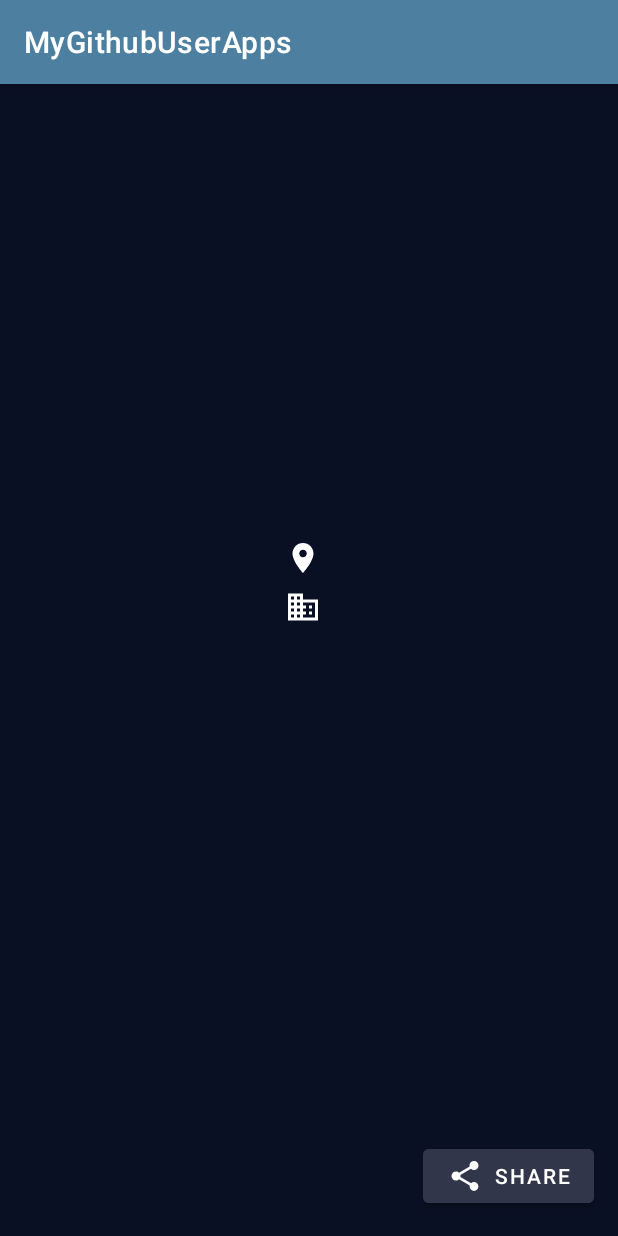
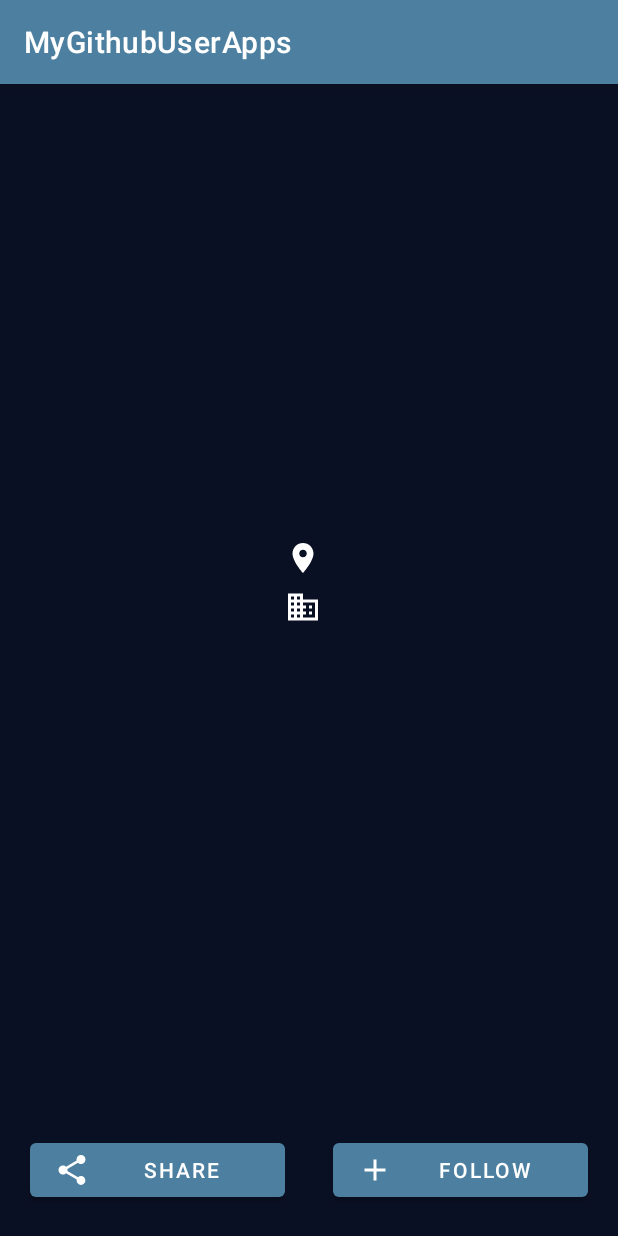
Before and after one commit to adityaids/MyGithubUserApps, an Android app: the ProfilActivity screen opened directly, with no data from a screen before it, on a phone screen of 412 x 824 dp. Run offline under Robolectric (Android 15) with nearby library versions, the phone set to English and light mode, and no system bars; our stand-ins replace CircleImageView.

Commit message:
new commit

```diff
--- /dev/null
+++ b/app/src/main/res/drawable/ic_add.xml
@@ -0,0 +1,5 @@
+<vector android:height="24dp" android:tint="#FFFFFF"
+    android:viewportHeight="24" android:viewportWidth="24"
+    android:width="24dp" xmlns:android="http://schemas.android.com/apk/res/android">
+    <path android:fillColor="@android:color/white" android:pathData="M19,13h-6v6h-2v-6H5v-2h6V5h2v6h6v2z"/>
+</vector>
--- a/app/src/main/res/layout/activity_profil.xml
+++ b/app/src/main/res/layout/activity_profil.xml
@@ -132,17 +132,36 @@
             tools:text="1000"/>
     </LinearLayout>
 
-    <Button
-        android:id="@+id/ic_share"
-        android:layout_width="wrap_content"
-        android:layout_height="48dp"
-        android:layout_marginEnd="16dp"
+    <LinearLayout
+        android:layout_width="match_parent"
+        android:layout_height="wrap_content"
+        android:orientation="horizontal"
+        android:padding="4dp"
         android:layout_marginBottom="16dp"
-        app:layout_constraintEnd_toEndOf="parent"
         app:layout_constraintBottom_toBottomOf="parent"
-        app:drawableLeftCompat="@drawable/ic_share"
-        android:drawablePadding="8dp"
-        android:text="@string/share"
-        android:textColor="@color/white"
-        android:backgroundTint="@color/primary_ligth"/>
+        app:layout_constraintStart_toStartOf="parent"
+        app:layout_constraintEnd_toEndOf="parent">
+
+        <Button
+            android:id="@+id/btn_share"
+            android:layout_width="140dp"
+            android:layout_height="48dp"
+            android:layout_weight="1"
+            android:layout_marginStart="16dp"
+            android:layout_marginEnd="16dp"
+            app:icon="@drawable/ic_share"
+            android:text="@string/share"
+            android:textColor="@color/white"/>
+
+        <Button
+            android:id="@+id/btn_follow"
+            android:layout_width="140dp"
+            android:layout_height="48dp"
+            android:layout_weight="1"
+            android:layout_marginStart="16dp"
+            android:layout_marginEnd="16dp"
+            app:icon="@drawable/ic_add"
+            android:text="@string/follow"
+            android:textColor="@color/white"/>
+    </LinearLayout>
 </androidx.constraintlayout.widget.ConstraintLayout>
--- a/app/src/main/res/values/strings.xml
+++ b/app/src/main/res/values/strings.xml
@@ -4,6 +4,7 @@
     <string name="connect">Connect with developers around the world</string>
     <string name="recommended_for_you">Recommended For You</string>
     <string name="share">Share</string>
+    <string name="follow">Follow</string>
 
     <string-array name="username">
         <item>JakeWharton</item>
--- a/app/src/main/res/values/themes.xml
+++ b/app/src/main/res/values/themes.xml
@@ -4,7 +4,7 @@
         <!-- Primary brand color. -->
         <item name="colorPrimary">@color/secondary</item>
         <item name="colorPrimaryVariant">@color/primary_ligth</item>
-        <item name="colorOnPrimary">@color/primary_dark</item>
+        <item name="colorOnPrimary">@color/white</item>
         <!-- Secondary brand color. -->
         <item name="colorSecondary">@color/secondary</item>
         <item name="colorSecondaryVariant">@color/secondary_dark</item>
```
